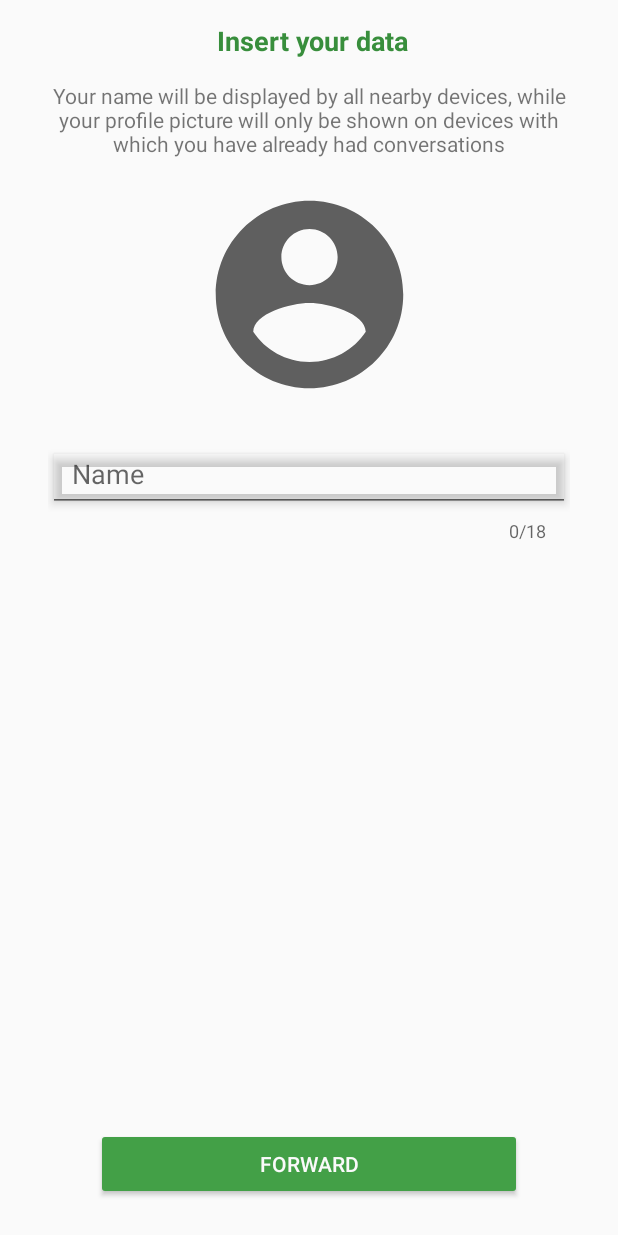
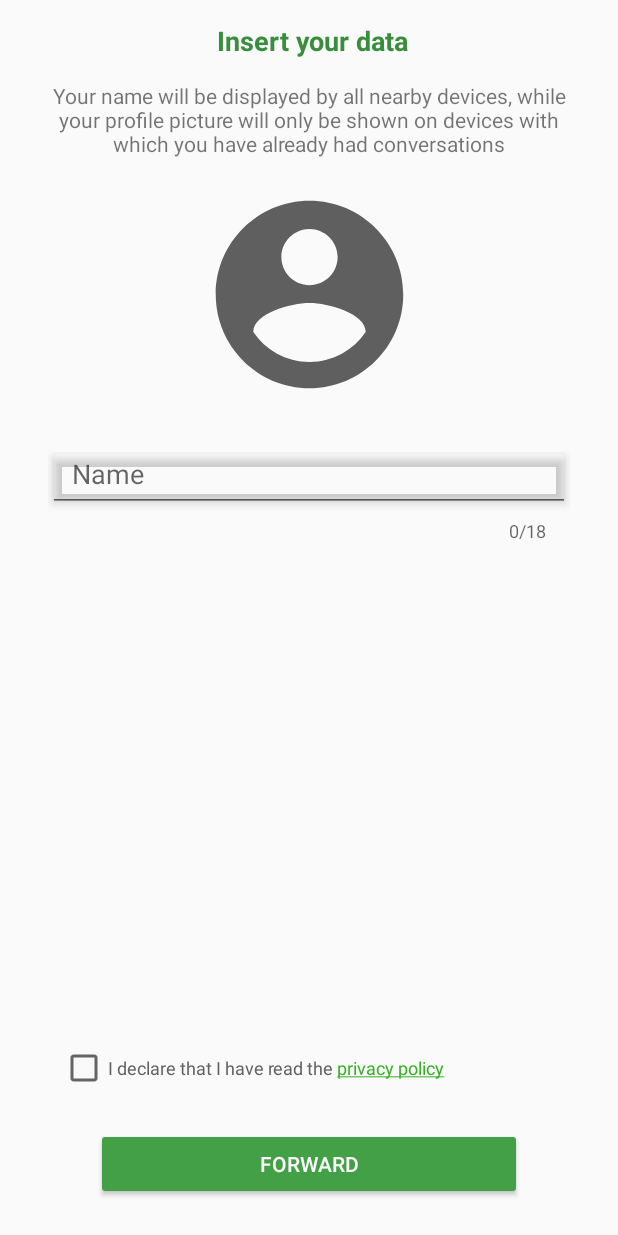
Before and after one commit to niedev/RTranslator, an Android app: the fragment UserDataFragment placed in its activity, on a phone screen of 412 x 824 dp. Run offline under Robolectric (Android 15) with nearby library versions, the phone set to English and light mode, and no system bars; libraries missing offline, so code that uses them is left out: com.bluetooth.communicator, com.gallery.imageselector; 1 statement that could not run was skipped.

Commit message:
Added privacy policy read checkbox and removed "apks" folder

```diff
--- a/app/src/main/java/nie/translator/rtranslatordevedition/access/UserDataFragment.java
+++ b/app/src/main/java/nie/translator/rtranslatordevedition/access/UserDataFragment.java
@@ -18,10 +18,12 @@ package nie.translator.rtranslatordevedition.access;
 
 import android.content.Intent;
 import android.os.Bundle;
+import android.text.method.LinkMovementMethod;
 import android.view.LayoutInflater;
 import android.view.View;
 import android.view.ViewGroup;
 import android.widget.Button;
+import android.widget.CheckBox;
 import android.widget.EditText;
 import android.widget.ImageView;
 
@@ -46,7 +48,7 @@ public class UserDataFragment extends Fragment {
     private Button buttonConfirm;
     private EditText inputName;
     private TextInputLayout inputNameLayout;
-    //private CheckBox privacyTerms;
+    private CheckBox privacyTerms;
     //private CheckBox ageTerms;
     private AccessActivity activity;
     private Global global;
@@ -72,8 +74,8 @@ public class UserDataFragment extends Fragment {
         inputName = view.findViewById(R.id.input_name);
         inputNameLayout = view.findViewById(R.id.input_name_layout);
         //this.ageTerms = view.findViewById(R.id.checkBoxAge);
-        //this.privacyTerms = view.findViewById(R.id.checkBoxPrivacy);
-        //this.privacyTerms.setMovementMethod(LinkMovementMethod.getInstance());
+        this.privacyTerms = view.findViewById(R.id.checkBoxPrivacy);
+        this.privacyTerms.setMovementMethod(LinkMovementMethod.getInstance());
     }
 
     @Override
@@ -111,11 +113,11 @@ public class UserDataFragment extends Fragment {
                 /*if (!ageTerms.isChecked() && !error) {
                     error = true;
                     showAgeTermsError();
-                }
+                }*/
                 if (!privacyTerms.isChecked() && !error) {
                     error = true;
                     showPrivacyTermsError();
-                }*/
+                }
                 if (!error) {
                     //save name
                     global.setName(inputName.getText().toString());
--- a/app/src/main/res/layout/fragment_user_data.xml
+++ b/app/src/main/res/layout/fragment_user_data.xml
@@ -163,7 +163,7 @@
                 app:layout_constraintHorizontal_bias="0.5"
                 app:layout_constraintStart_toStartOf="parent"
                 app:layout_constraintTop_toBottomOf="@+id/input_name_layout"
-                app:layout_constraintVertical_bias="1.0" />
+                app:layout_constraintVertical_bias="1.0" />-->
 
             <CheckBox
                 android:id="@+id/checkBoxPrivacy"
@@ -181,7 +181,7 @@
                 app:layout_constraintHorizontal_bias="0"
                 app:layout_constraintStart_toStartOf="parent"
                 app:layout_constraintTop_toBottomOf="@+id/input_name_layout"
-                app:layout_constraintVertical_bias="1.0" />-->
+                app:layout_constraintVertical_bias="1.0" />
         </androidx.constraintlayout.widget.ConstraintLayout>
     </androidx.core.widget.NestedScrollView>
 </FrameLayout>
--- a/app/src/main/res/values/strings.xml
+++ b/app/src/main/res/values/strings.xml
@@ -27,7 +27,7 @@
     <string name="no_devices">no devices</string>
     <string name="available">available</string>
     <string name="not_available">not available</string>
-    <string name="loading">loading...</string>
+    <string name="loading">loading…</string>
     <string name="forward">forward</string>
     <string name="no_graph_data">No usage data present</string>
     <string name="conversation">conversation</string>
@@ -36,7 +36,7 @@
     <string name="notification_channel_name">use in background notification</string>
 
     <string name="age_check_box">I declare that I am at least 14 years old</string>
-    <string name="privacy_check_box">I declare that I have read the <a href="http://www.rtranslator.com/privacy-policy-app/">privacy policy</a> and the <a href="http://www.rtranslator.com/user-information-app/">user information</a></string>
+    <string name="privacy_check_box">I declare that I have read the <a href="https://github.com/niedev/RTranslator/blob/master/privacy/Privacy_Policy_en.md">privacy policy</a></string>
 
     <string name="toast_working_background">RTranslator will work in background</string>
 
@@ -79,7 +79,7 @@
     <string name="error_selecting_image">Error during image selection, use another gallery to select it</string>
     <string name="error_wait_download_end">Wait download finishes</string>
     <string name="error_age_unchecked">You must be at least 14 years old to use the app</string>
-    <string name="error_privacy_unchecked">You must have read the privacy policy and the user information to use the app</string>
+    <string name="error_privacy_unchecked">You must have read the privacy policy to use the app</string>
     <string name="error_missing_username">Insert a name</string>
     <string name="error_wrong_username">The text contains illegal characters, only the following characters are allowed: </string>
 
```
Also changed, not shown: 3 other files.
